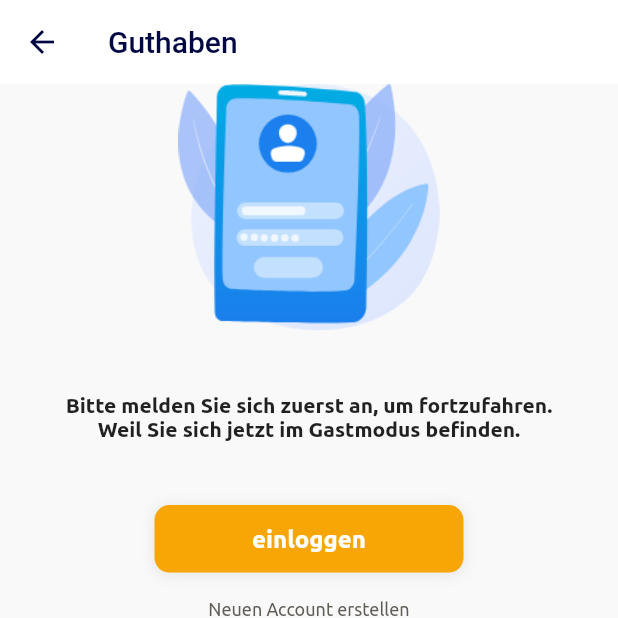
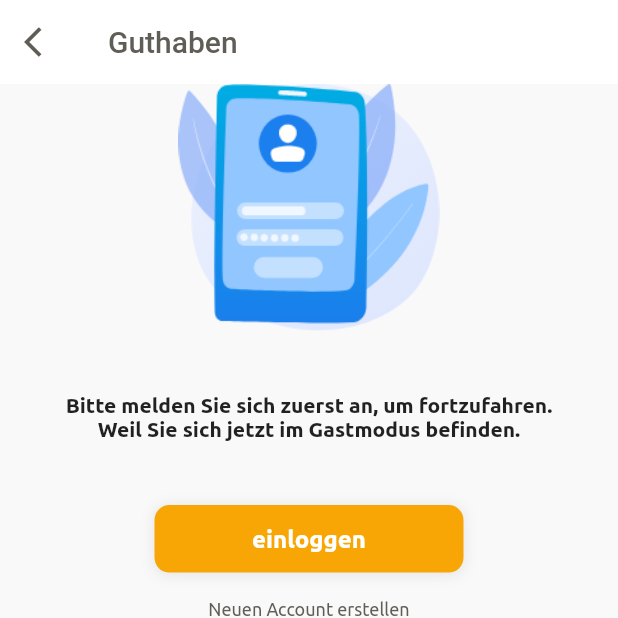
Before and after one commit to mohammedali12450/Eavando, a Flutter app: the WalletScreen screen opened directly, on a phone screen of 412 x 824 dp, the top half of it. Run offline on Flutter 3.47's test engine with Material 2 defaults, Android fonts, the phone set to English and light mode, and no system bars; our stand-ins replace cached_network_image, carousel_slider, connectivity, country_code_picker, dio, dropdown_search and 24 more; missing offline and left inert: country_currency_pickers, flutter_downloader, flutter_facebook_auth, flutter_html_table, google_maps_webservice; accounts and stored records are empty; network calls fail; Roboto replaces fonts that are missing (TitilliumWeb).

Commit message:
change the icon and color of app-bar and change text color of price

```diff
--- a/lib/view/screen/wallet/wallet_screen.dart
+++ b/lib/view/screen/wallet/wallet_screen.dart
@@ -1,3 +1,5 @@
+import 'dart:io';
+
 import 'package:flutter/material.dart';
 import 'package:flutter_axtro_soft_ecommerce/helper/price_converter.dart';
 import 'package:flutter_axtro_soft_ecommerce/localization/language_constrants.dart';
@@ -43,15 +45,15 @@ class WalletScreen extends StatelessWidget {
         child: CustomScrollView(
           controller: _scrollController,
           slivers: [
-            SliverAppBar(floating: true,
+            SliverAppBar(
+              leading: Icon(Icons.arrow_back_ios,color: ColorResources.getPrimary(context)),
+              floating: true,
               pinned: true,
-              iconTheme:  IconThemeData(color: ColorResources.getTextTitle(context)),
               backgroundColor: Theme.of(context).cardColor,
-              title: Text(getTranslated('wallet', context),style: TextStyle(color: ColorResources.getTextTitle(context)),),),
+              title: Text(getTranslated('wallet', context),style: TextStyle(color: ColorResources.getPrimary(context)),),),
             SliverToBoxAdapter(
               child: Column(
                 children: [
-
                   isGuestMode ? NotLoggedInWidget() :
                   Column(
                     children: [
@@ -84,7 +86,7 @@ class WalletScreen extends StatelessWidget {
                                           SizedBox(height: Dimensions.PADDING_SIZE_SMALL,),
                                           Text(PriceConverter.convertPrice(context, (profile.walletBalance != null && profile.walletBalance.totalWalletBalance != null) ?
                                           profile.walletBalance.totalWalletBalance ?? 0 : 0),
-                                              style: TextStyle(fontWeight: FontWeight.w700, color: Colors.white,
+                                              style: TextStyle(fontWeight: FontWeight.w700, color: ColorResources.getYellow(context),
                                                   fontSize: Dimensions.FONT_SIZE_OVER_LARGE)),
                                         ],
                                       ),
```
